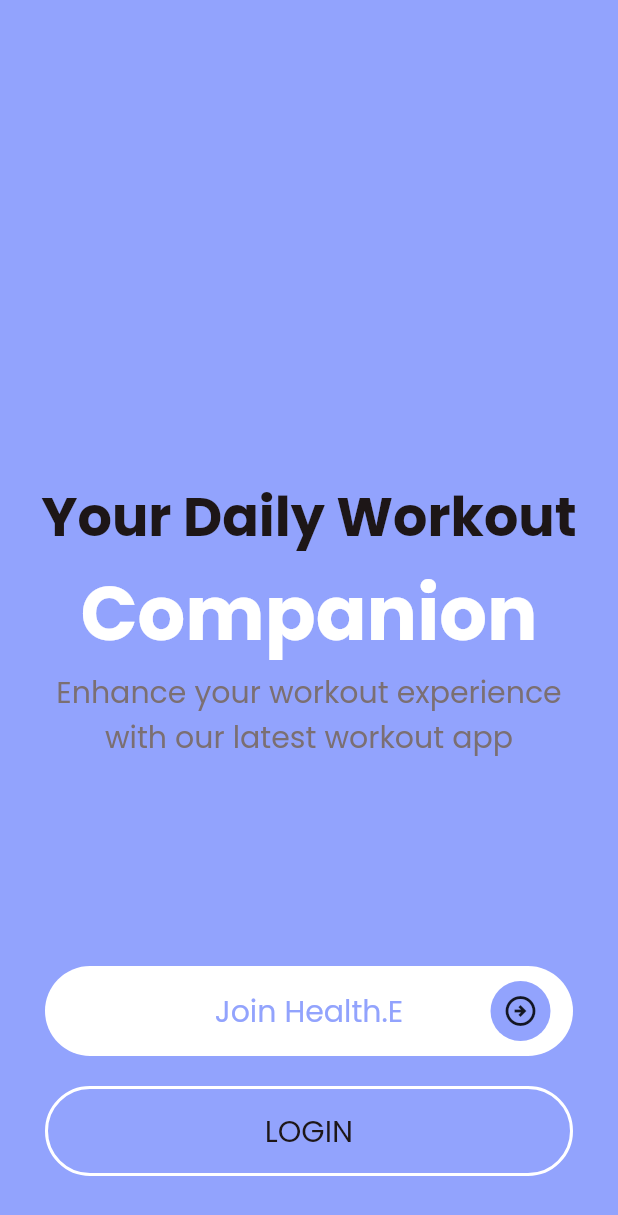
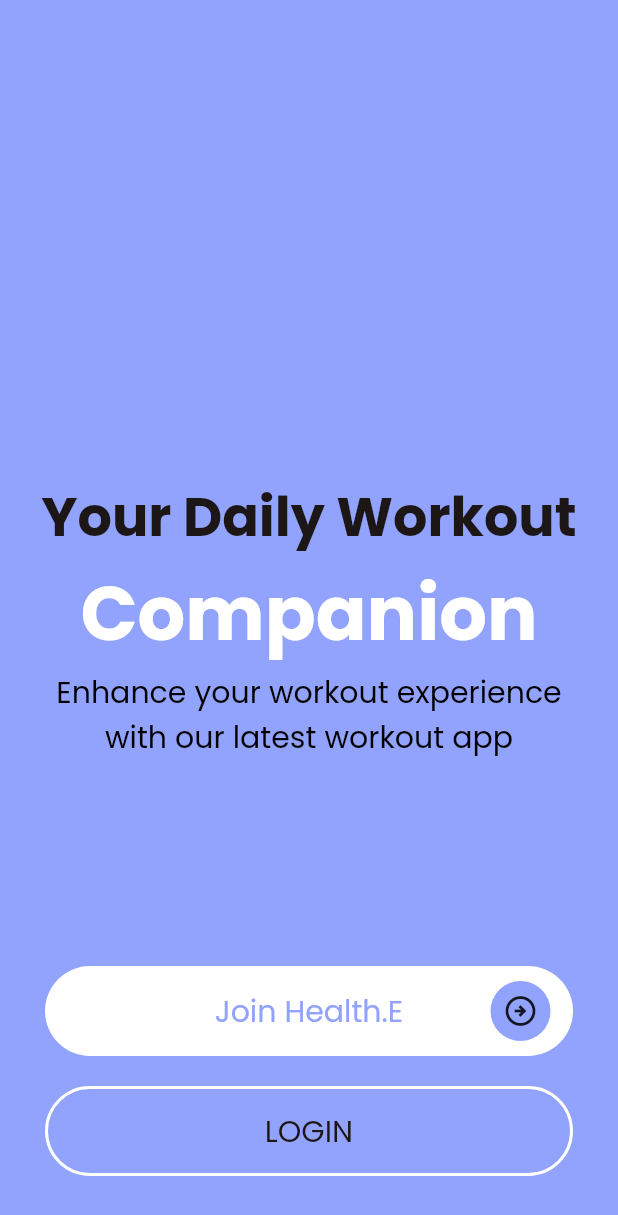
Before and after one commit to hjmamun/HealthE, a Flutter app: the screen it shows after launch, after a tap on "Get Started", on a phone screen of 412 x 824 dp. Shown: the top 1215 px of the screen. Run offline on Flutter 3.47's test engine with Material 2 defaults, Android fonts, the phone set to English and light mode, and no system bars; our stand-ins replace fluttertoast, get, google_fonts.

```diff
--- a/lib/screen/login_screen/login_screen.dart
+++ b/lib/screen/login_screen/login_screen.dart
@@ -45,7 +45,7 @@ class _LoginScreenState extends State<LoginScreen> {
                 crossAxisAlignment: CrossAxisAlignment.center,
                 children: [
                   Text(
-                    "WelCome Back",
+                    "Welcome Back",
                     style: GoogleFonts.poppins(fontStyle: FontStyle.normal, fontWeight: FontWeight.w700, fontSize: 23),
                   ),
                   SizedBox(
--- a/lib/screen/splash_screen.dart
+++ b/lib/screen/splash_screen.dart
@@ -46,7 +46,7 @@ class _SplashScreenState extends State<SplashScreen> {
                   ),
                   Text(
                     "Everybody Can Train",
-                    style: GoogleFonts.poppins(fontSize: 20, fontWeight: FontWeight.normal, color: coffeeColors),
+                    style: GoogleFonts.poppins(fontSize: 20, fontWeight: FontWeight.normal, color: Colors.black),
                   ),
                 ],
               ),
--- a/lib/screen/welcome_screen.dart
+++ b/lib/screen/welcome_screen.dart
@@ -50,7 +50,7 @@ class _WelComeScreenState extends State<WelComeScreen> {
                     child: Text(
                       "Enhance your workout experience with our latest workout app",
                       textAlign: TextAlign.center,
-                      style: GoogleFonts.poppins(fontSize: 20, fontWeight: FontWeight.normal, color: coffeeColors),
+                      style: GoogleFonts.poppins(fontSize: 20, fontWeight: FontWeight.normal, color: Colors.black),
                     ),
                   ),
                 ],
```
